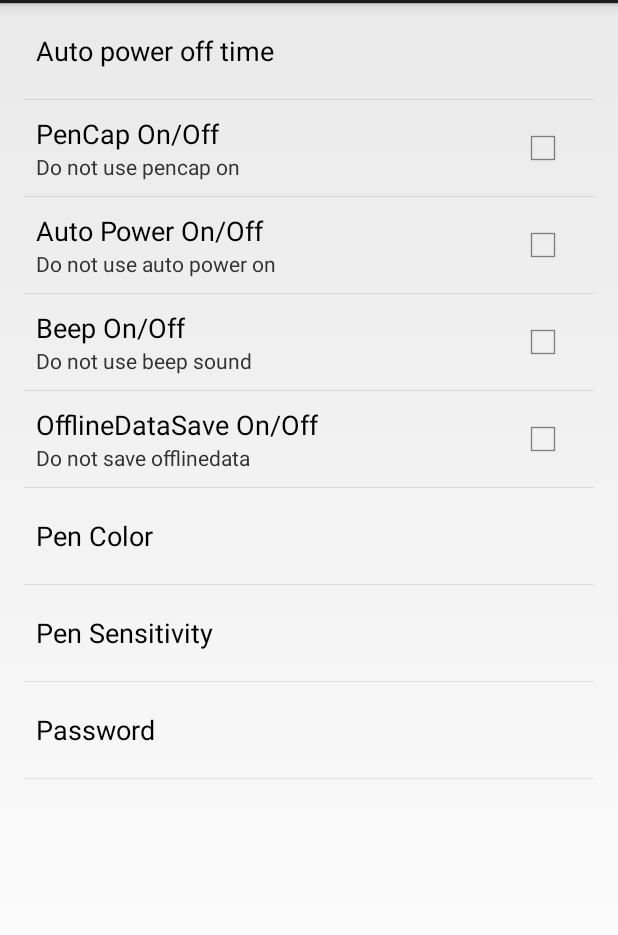
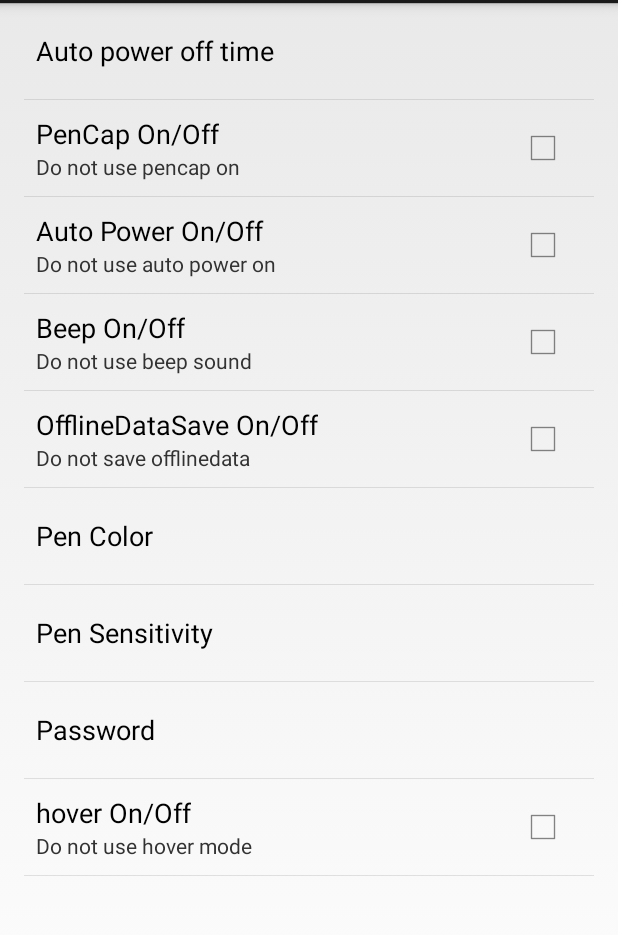
Before and after one commit to NeoSmartpen/Android-SDK2.0, an Android app: the SettingActivity screen opened directly, with no data from a screen before it, on a phone screen of 412 x 824 dp, the part 69-1004 px from its top. Run offline under Robolectric (Android 15) with nearby library versions, the phone set to English and light mode, and no system bars.

Commit message:
Update SDK v2.21, Sample  - Move Renderer   SDK to Sample.

```diff
--- a/NASDK2.0_Studio/app/src/main/AndroidManifest.xml
+++ b/NASDK2.0_Studio/app/src/main/AndroidManifest.xml
@@ -1,7 +1,7 @@
 <manifest xmlns:android="http://schemas.android.com/apk/res/android"
     package="kr.neolab.sdk"
-    android:versionCode="11"
-    android:versionName="2.20" >
+    android:versionCode="12"
+    android:versionName="2.21" >
 
     <uses-permission android:name="android.permission.WRITE_EXTERNAL_STORAGE" />
     <uses-permission android:name="android.permission.READ_EXTERNAL_STORAGE" />
--- a/NASDK2.0_Studio/app/src/main/java/kr/neolab/sdk/renderer/ControlPoint.java
+++ b/NASDK2.0_Studio/app/src/main/java/kr/neolab/sdk/ink/structure/ControlPoint.java
@@ -1,6 +1,4 @@
-package kr.neolab.sdk.renderer;
-
-import kr.neolab.sdk.ink.structure.Dot;
+package kr.neolab.sdk.ink.structure;
 
 public class ControlPoint {
 
--- a/NASDK2.0_Studio/app/src/main/java/kr/neolab/sdk/ink/structure/Stroke.java
+++ b/NASDK2.0_Studio/app/src/main/java/kr/neolab/sdk/ink/structure/Stroke.java
@@ -10,7 +10,6 @@ import java.util.ArrayList;
 import java.util.Arrays;
 import java.util.List;
 
-import kr.neolab.sdk.renderer.ControlPoint;
 import kr.neolab.sdk.util.NLog;
 
 /**
--- a/NASDK2.0_Studio/app/src/main/java/kr/neolab/sdk/renderer/ImageProcess.java
+++ b/NASDK2.0_sample_code/NASDK_sample_code/src/main/java/kr/neolab/samplecode/renderer/ImageProcess.java
@@ -1,4 +1,4 @@
-package kr.neolab.sdk.renderer;
+package kr.neolab.samplecode.renderer;
 
 import android.graphics.Canvas;
 import android.graphics.Paint;
@@ -6,6 +6,7 @@ import android.graphics.Path;
 
 import java.util.List;
 
+import kr.neolab.sdk.ink.structure.ControlPoint;
 import kr.neolab.sdk.ink.structure.Stroke;
 
 public class ImageProcess {
@@ -52,7 +53,7 @@ public class ImageProcess {
         linePaint.setStrokeJoin( Paint.Join.ROUND );
     }
 
-    private static void drawStrokeLine( Canvas canvas, float scale, float offset_x, float offset_y, List< ControlPoint > mid )
+    private static void drawStrokeLine( Canvas canvas, float scale, float offset_x, float offset_y, List<ControlPoint> mid )
     {
         int count = mid.size();
 
--- a/NASDK2.0_Studio/app/src/main/java/kr/neolab/sdk/renderer/PathControl.java
+++ b/NASDK2.0_sample_code/NASDK_sample_code/src/main/java/kr/neolab/samplecode/renderer/PathControl.java
@@ -1,4 +1,4 @@
-package kr.neolab.sdk.renderer;
+package kr.neolab.samplecode.renderer;
 
 import android.graphics.Canvas;
 import android.graphics.Paint;
@@ -6,9 +6,11 @@ import android.graphics.Path;
 
 import java.util.List;
 
+import kr.neolab.sdk.ink.structure.ControlPoint;
+
 public class PathControl {
 
-    protected static double getAngle( ControlPoint p1, ControlPoint p2, ControlPoint p3 ) {
+    protected static double getAngle(ControlPoint p1, ControlPoint p2, ControlPoint p3 ) {
         double a,b,c;
         double angle, temp;
 
--- a/NASDK2.0_Studio/app/src/main/java/kr/neolab/sdk/renderer/Renderer.java
+++ b/NASDK2.0_sample_code/NASDK_sample_code/src/main/java/kr/neolab/samplecode/renderer/Renderer.java
@@ -1,4 +1,4 @@
-package kr.neolab.sdk.renderer;
+package kr.neolab.samplecode.renderer;
 
 import android.graphics.Bitmap;
 import android.graphics.Canvas;
--- a/NASDK2.0_Studio/app/src/main/java/kr/neolab/sdk/renderer/Renderer2.java
+++ b/NASDK2.0_sample_code/NASDK_sample_code/src/main/java/kr/neolab/samplecode/renderer/Renderer2.java
@@ -1,4 +1,4 @@
-package kr.neolab.sdk.renderer;
+package kr.neolab.samplecode.renderer;
 
 import android.graphics.Canvas;
 import android.graphics.Color;
--- a/NASDK2.0_Studio/app/src/main/java/kr/neolab/sdk/renderer/StrokeDrawer.java
+++ b/NASDK2.0_sample_code/NASDK_sample_code/src/main/java/kr/neolab/samplecode/renderer/StrokeDrawer.java
@@ -1,4 +1,4 @@
-package kr.neolab.sdk.renderer;
+package kr.neolab.samplecode.renderer;
 
 import android.graphics.Canvas;
 import android.graphics.Color;
--- a/NASDK2.0_sample_code/NASDK_sample_code/src/main/res/xml/pref_settings.xml
+++ b/NASDK2.0_sample_code/NASDK_sample_code/src/main/res/xml/pref_settings.xml
@@ -50,4 +50,11 @@
 	    android:positiveButtonText="@null"
 	    android:title="Pen Sensitivity" />
 
+	<CheckBoxPreference
+		android:defaultValue=" false"
+		android:key="hover_onoff"
+		android:summaryOff="Do not use hover mode"
+		android:summaryOn="use hover mode"
+		android:title="hover On/Off" />
+
 </PreferenceScreen>
--- a/NASDK2.0_sample_code/NASDK_sample_code/src/main/res/xml/pref_settings2.xml
+++ b/NASDK2.0_sample_code/NASDK_sample_code/src/main/res/xml/pref_settings2.xml
@@ -63,5 +63,12 @@
 	    android:singleLine="true"
 	    android:title="Password" />
 
+	<CheckBoxPreference
+		android:defaultValue=" false"
+		android:key="hover_onoff"
+		android:summaryOff="Do not use hover mode"
+		android:summaryOn="use hover mode"
+		android:title="hover On/Off" />
+
 
 </PreferenceScreen>
```
Also changed, not shown: NASDK2.0_Studio/app/src/main/java/kr/neolab/sdk/util/StrokeUtil.java (+0 -70 lines), NASDK2.0_sample_code/NASDK_sample_code/src/main/java/kr/neolab/samplecode/SampleView.java (+23 -6 lines), NASDK2.0_sample_code/NASDK_sample_code/src/main/java/kr/neolab/samplecode/Util.java (+71 -0 lines), NASDK2.0_sample_code/NASDK_sample_code/libs/nasdk_2.20.jar (deleted), NASDK2.0_sample_code/NASDK_sample_code/libs/nasdk_2.21.jar (added), NASDK2.0_sample_code/NASDK_sample_code/src/main/res/values/strings.xml (indentation only).
